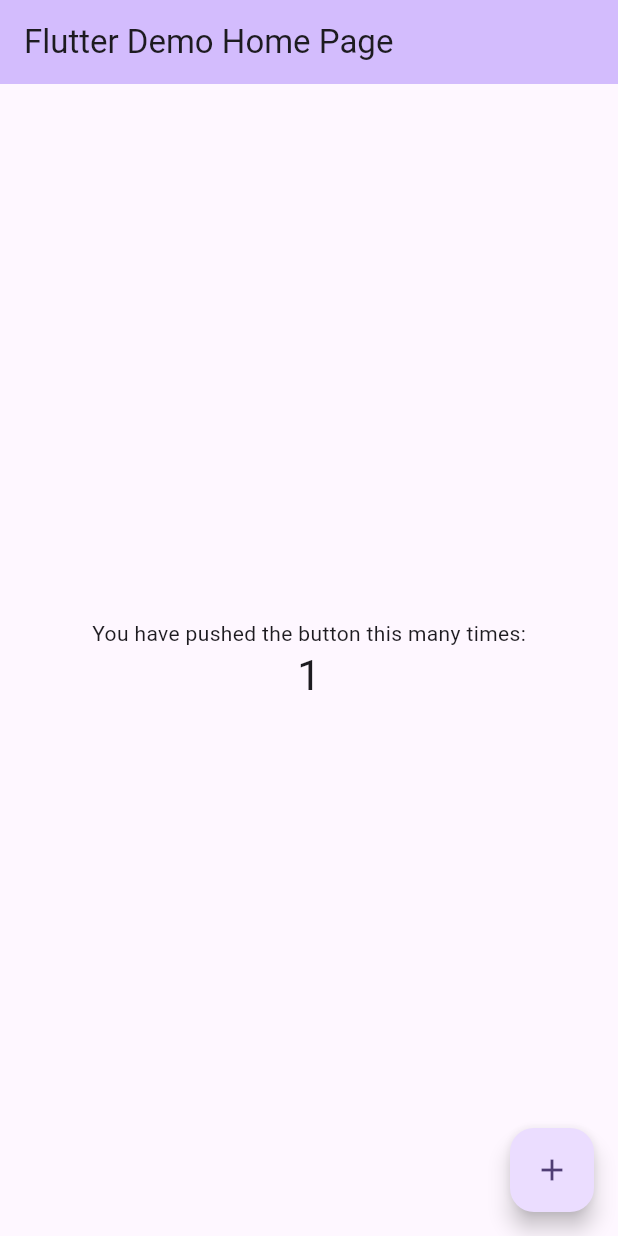
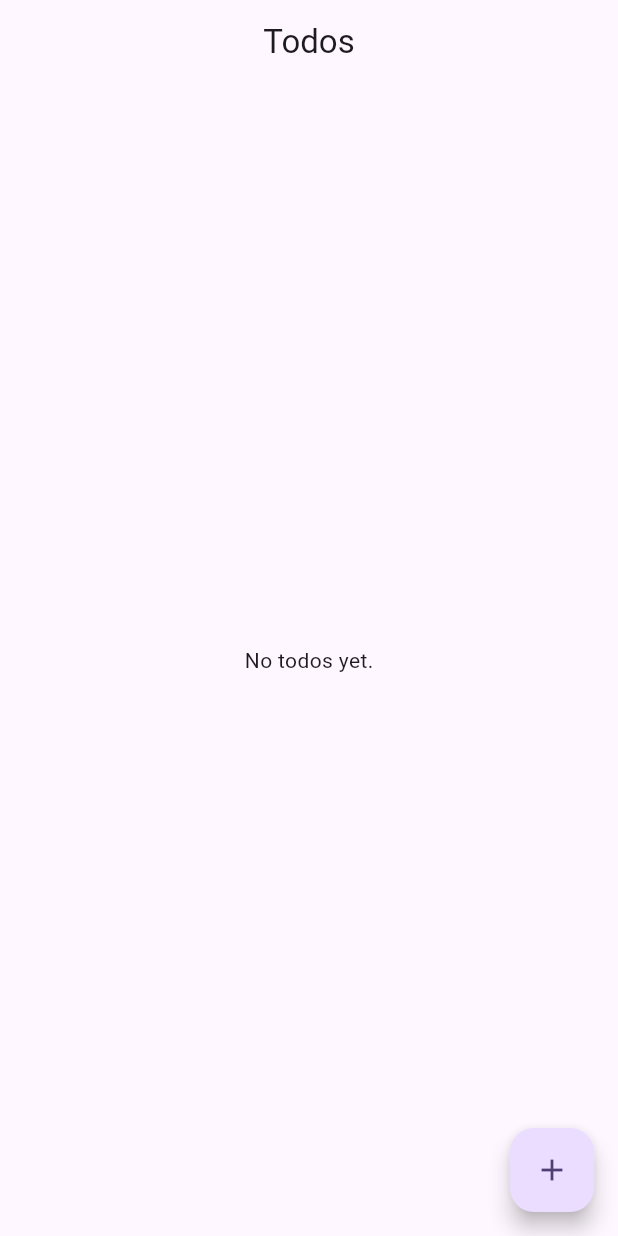
Before and after one commit to juanpipereira/clear_tasks, a Flutter app: the screen it shows after launch, after a tap on the "add" icon, on a phone screen of 412 x 824 dp. Run offline on Flutter 3.47's test engine with Material 3 defaults, Android fonts, the phone set to English and light mode, and no system bars; our stand-ins replace flutter_riverpod, hive, hive_flutter, riverpod_annotation; accounts and stored records are empty; generated files the repository leaves out were written again.

Commit message:
Add todos screen

```diff
--- /dev/null
+++ b/lib/core/constants/app_strings.dart
@@ -0,0 +1,3 @@
+class AppStrings {
+  static const String appName = 'Clear Tasks';
+}
--- /dev/null
+++ b/lib/core/constants/hive_constants.dart
@@ -0,0 +1,3 @@
+class HiveConstants {
+  static const String todoBox = 'todos';
+}
--- a/lib/features/todos/presentation/provider/todos_provider.dart
+++ b/lib/features/todos/presentation/provider/todos_provider.dart
@@ -11,12 +11,13 @@ import 'package:clear_tasks/features/todos/domain/use_case/update_todo_use_case.
 import 'package:flutter_riverpod/flutter_riverpod.dart';
 import 'package:hive/hive.dart';
 import 'package:riverpod_annotation/riverpod_annotation.dart';
+import 'package:clear_tasks/core/constants/hive_constants.dart';
 
 part 'todos_provider.g.dart';
 
 @Riverpod(keepAlive: true)
 Box<TodoDto> todoBox(Ref ref) {
-  return Hive.box<TodoDto>('todos');
+  return Hive.box<TodoDto>(HiveConstants.todoBox);
 }
 
 @Riverpod(keepAlive: true)
--- /dev/null
+++ b/lib/features/todos/presentation/screen/todos_screen.dart
@@ -0,0 +1,24 @@
+import 'package:flutter/material.dart';
+
+class TodosScreen extends StatelessWidget {
+  const TodosScreen({super.key});
+
+  @override
+  Widget build(BuildContext context) {
+    return Scaffold(
+      appBar: AppBar(
+        title: const Text('Todos'),
+        centerTitle: true,
+      ),
+      body: const Center(
+        child: Text('No todos yet.'),
+      ),
+      floatingActionButton: FloatingActionButton(
+        onPressed: () {
+          // TODO: Implement add todo functionality
+        },
+        child: const Icon(Icons.add),
+      ),
+    );
+  }
+}
--- a/lib/main.dart
+++ b/lib/main.dart
@@ -1,125 +1,38 @@
 import 'package:flutter/material.dart';
+import 'package:flutter_riverpod/flutter_riverpod.dart';
+import 'package:hive_flutter/hive_flutter.dart';
+import 'package:clear_tasks/features/todos/data/dto/todo_dto.dart';
+import 'package:clear_tasks/core/constants/hive_constants.dart';
+import 'package:clear_tasks/core/constants/app_strings.dart';
 
-void main() {
-  runApp(const MyApp());
+import 'package:clear_tasks/features/todos/presentation/screen/todos_screen.dart';
+
+void main() async {
+  WidgetsFlutterBinding.ensureInitialized();
+
+  await Hive.initFlutter();
+  Hive.registerAdapter(TodoDtoAdapter());
+  await Hive.openBox<TodoDto>(HiveConstants.todoBox);
+
+  runApp(
+    const ProviderScope(
+      child: MyApp(),
+    ),
+  );
 }
 
 class MyApp extends StatelessWidget {
   const MyApp({super.key});
 
-  // This widget is the root of your application.
   @override
   Widget build(BuildContext context) {
     return MaterialApp(
-      title: 'Flutter Demo',
+      title: AppStrings.appName,
       theme: ThemeData(
-        // This is the theme of your application.
-        //
-        // TRY THIS: Try running your application with "flutter run". You'll see
-        // the application has a purple toolbar. Then, without quitting the app,
-        // try changing the seedColor in the colorScheme below to Colors.green
-        // and then invoke "hot reload" (save your changes or press the "hot
-        // reload" button in a Flutter-supported IDE, or press "r" if you used
-        // the command line to start the app).
-        //
-        // Notice that the counter didn't reset back to zero; the application
-        // state is not lost during the reload. To reset the state, use hot
-        // restart instead.
-        //
-        // This works for code too, not just values: Most code changes can be
-        // tested with just a hot reload.
         colorScheme: ColorScheme.fromSeed(seedColor: Colors.deepPurple),
         useMaterial3: true,
       ),
-      home: const MyHomePage(title: 'Flutter Demo Home Page'),
+      home: const TodosScreen(),
     );
   }
 }
-
-class MyHomePage extends StatefulWidget {
-  const MyHomePage({super.key, required this.title});
-
-  // This widget is the home page of your application. It is stateful, meaning
-  // that it has a State object (defined below) that contains fields that affect
-  // how it looks.
-
-  // This class is the configuration for the state. It holds the values (in this
-  // case the title) provided by the parent (in this case the App widget) and
-  // used by the build method of the State. Fields in a Widget subclass are
-  // always marked "final".
-
-  final String title;
-
-  @override
-  State<MyHomePage> createState() => _MyHomePageState();
-}
-
-class _MyHomePageState extends State<MyHomePage> {
-  int _counter = 0;
-
-  void _incrementCounter() {
-    setState(() {
-      // This call to setState tells the Flutter framework that something has
-      // changed in this State, which causes it to rerun the build method below
-      // so that the display can reflect the updated values. If we changed
-      // _counter without calling setState(), then the build method would not be
-      // called again, and so nothing would appear to happen.
-      _counter++;
-    });
-  }
-
-  @override
-  Widget build(BuildContext context) {
-    // This method is rerun every time setState is called, for instance as done
-    // by the _incrementCounter method above.
-    //
-    // The Flutter framework has been optimized to make rerunning build methods
-    // fast, so that you can just rebuild anything that needs updating rather
-    // than having to individually change instances of widgets.
-    return Scaffold(
-      appBar: AppBar(
-        // TRY THIS: Try changing the color here to a specific color (to
-        // Colors.amber, perhaps?) and trigger a hot reload to see the AppBar
-        // change color while the other colors stay the same.
-        backgroundColor: Theme.of(context).colorScheme.inversePrimary,
-        // Here we take the value from the MyHomePage object that was created by
-        // the App.build method, and use it to set our appbar title.
-        title: Text(widget.title),
-      ),
-      body: Center(
-        // Center is a layout widget. It takes a single child and positions it
-        // in the middle of the parent.
-        child: Column(
-          // Column is also a layout widget. It takes a list of children and
-          // arranges them vertically. By default, it sizes itself to fit its
-          // children horizontally, and tries to be as tall as its parent.
-          //
-          // Column has various properties to control how it sizes itself and
-          // how it positions its children. Here we use mainAxisAlignment to
-          // center the children vertically; the main axis here is the vertical
-          // axis because Columns are vertical (the cross axis would be
-          // horizontal).
-          //
-          // TRY THIS: Invoke "debug painting" (choose the "Toggle Debug Paint"
-          // action in the IDE, or press "p" in the console), to see the
-          // wireframe for each widget.
-          mainAxisAlignment: MainAxisAlignment.center,
-          children: <Widget>[
-            const Text(
-              'You have pushed the button this many times:',
-            ),
-            Text(
-              '$_counter',
-              style: Theme.of(context).textTheme.headlineMedium,
-            ),
-          ],
-        ),
-      ),
-      floatingActionButton: FloatingActionButton(
-        onPressed: _incrementCounter,
-        tooltip: 'Increment',
-        child: const Icon(Icons.add),
-      ), // This trailing comma makes auto-formatting nicer for build methods.
-    );
-  }
-}
```
